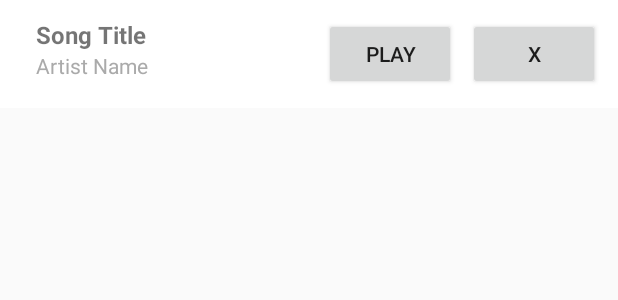
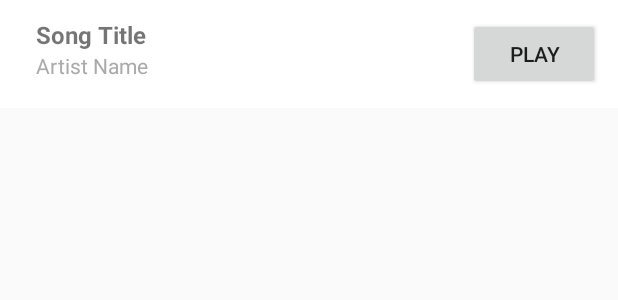
Before and after one commit to GoranFranjic/NinaPlay, an Android app built with Jetpack Compose: the layout item_song.xml on its own in the app's theme, with its tools: preview values and no code run, on a phone screen of 412 x 824 dp. Shown: the top 300 px of the screen. Run offline under Robolectric (Android 15) with nearby library versions, the phone set to English and light mode, and no system bars.

```diff
--- a/app/src/main/res/layout/item_song.xml
+++ b/app/src/main/res/layout/item_song.xml
@@ -37,14 +37,6 @@
         android:layout_width="wrap_content"
         android:layout_height="wrap_content"
         android:text="Play"
-        android:layout_gravity="center_vertical"
-        android:layout_marginEnd="8dp" />
-
-    <Button
-        android:id="@+id/removeButton"
-        android:layout_width="wrap_content"
-        android:layout_height="wrap_content"
-        android:text="X"
         android:layout_gravity="center_vertical" />
 
 </LinearLayout>
```
Also changed, not shown: app/src/main/java/com/nina/playlist/MainActivity.java (+5 -48 lines), app/src/main/java/com/nina/playlist/PlaylistAdapter.java (+1 -7 lines), app/src/main/res/layout/activity_main.xml (+0 -7 lines).
